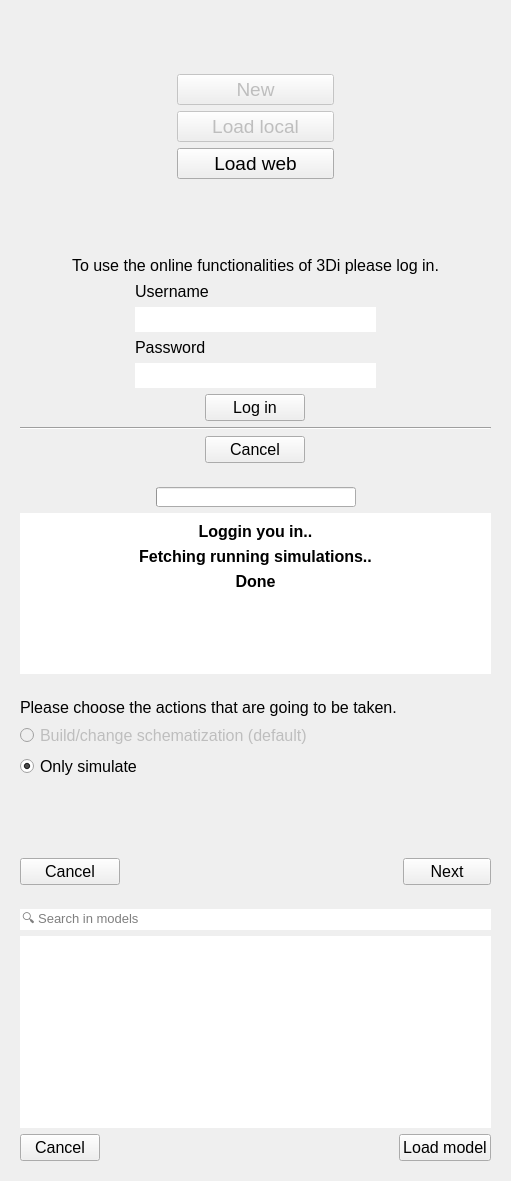
Old version of the form threedi_api_qgis_client/ui/sim_log_in.ui in the repository nens/threedi-api-qgis-client.
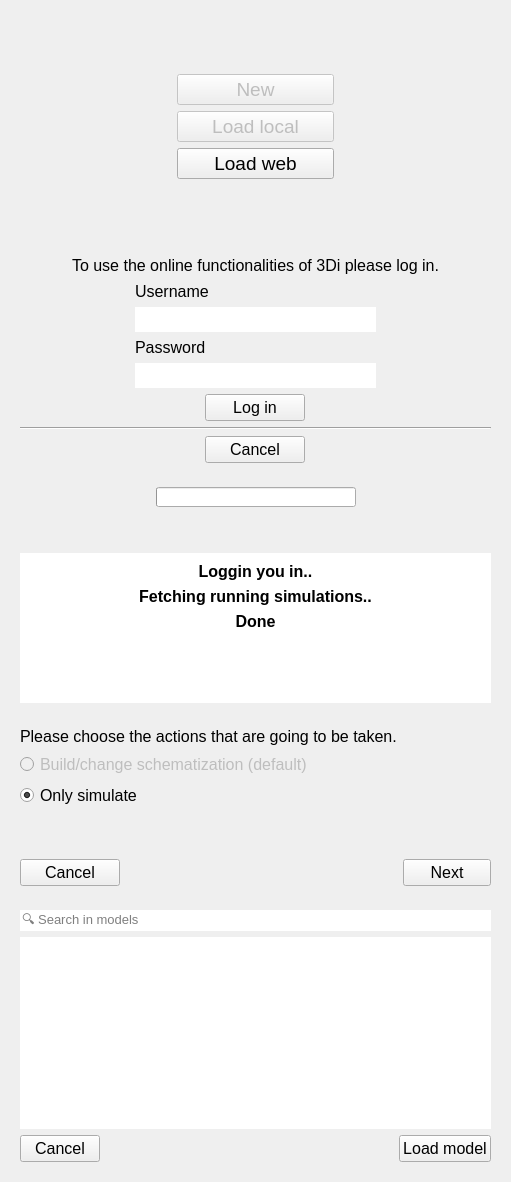
New version of the form.

What changed in the file:
```diff
--- a/threedi_api_qgis_client/ui/sim_log_in.ui
+++ b/threedi_api_qgis_client/ui/sim_log_in.ui
@@ -7,7 +7,7 @@
     <x>0</x>
     <y>0</y>
     <width>511</width>
-    <height>1181</height>
+    <height>1182</height>
    </rect>
   </property>
   <property name="sizePolicy">
@@ -524,7 +524,20 @@
         </property>
        </spacer>
       </item>
-      <item row="1" column="0" colspan="3">
+      <item row="0" column="0">
+       <spacer name="horizontalSpacer_5">
+        <property name="orientation">
+         <enum>Qt::Horizontal</enum>
+        </property>
+        <property name="sizeHint" stdset="0">
+         <size>
+          <width>40</width>
+          <height>20</height>
+         </size>
+        </property>
+       </spacer>
+      </item>
+      <item row="2" column="0" colspan="3">
        <widget class="QWidget" name="msg_widget" native="true">
         <property name="sizePolicy">
          <sizepolicy hsizetype="Preferred" vsizetype="MinimumExpanding">
@@ -618,6 +631,19 @@
         </layout>
        </widget>
       </item>
+      <item row="1" column="1">
+       <spacer name="verticalSpacer_5">
+        <property name="orientation">
+         <enum>Qt::Vertical</enum>
+        </property>
+        <property name="sizeHint" stdset="0">
+         <size>
+          <width>20</width>
+          <height>40</height>
+         </size>
+        </property>
+       </spacer>
+      </item>
      </layout>
     </widget>
    </item>
```
Left out of the diff: 13 changed lines with no effect on the pictures.
